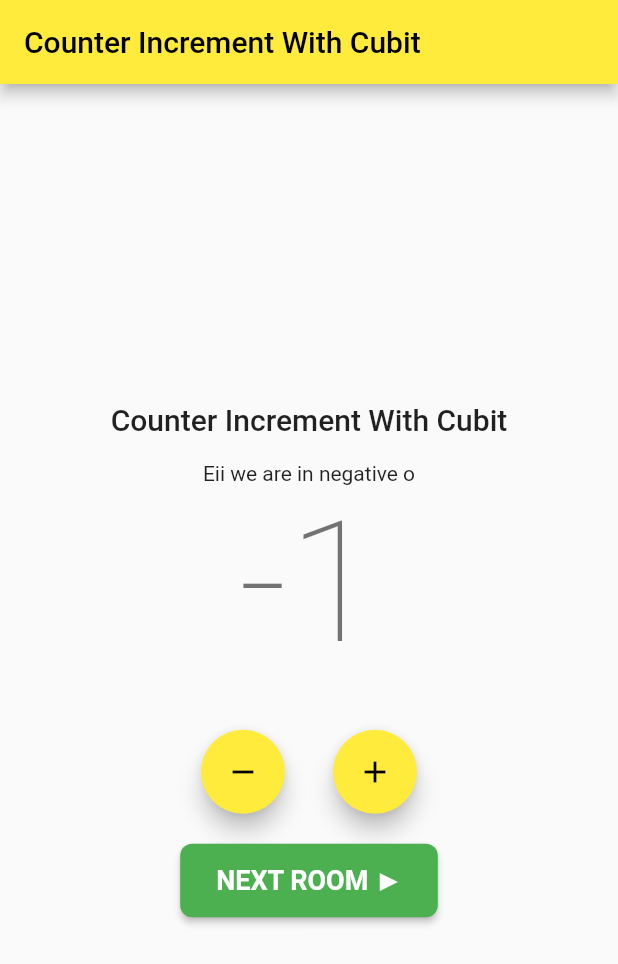
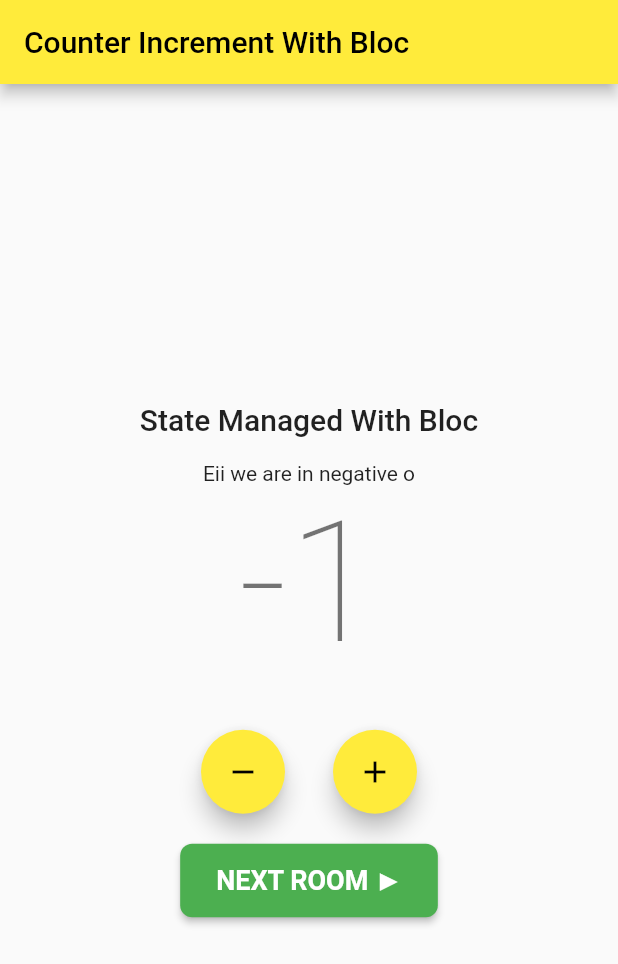
Before and after one commit to Bostigger/babing_blocubit, a Flutter app: the screen it shows after launch, after a tap on the "remove" icon, on a phone screen of 412 x 824 dp. Shown: the top 964 px of the screen. Run offline on Flutter 3.47's test engine with Material 2 defaults, Android fonts, the phone set to English and light mode, and no system bars; our stand-ins replace bloc, equatable, flutter_bloc, hydrated_bloc.

Commit message:
bloc mixed with cubit

```diff
--- /dev/null
+++ b/lib/logic/bloc/counter.event.dart
@@ -0,0 +1,13 @@
+
+
+import 'package:equatable/equatable.dart';
+
+abstract class CounterEvent extends Equatable{
+   const CounterEvent();
+
+   @override
+   List<Object> get props => [];
+}
+
+class IncrementCounterEvent extends CounterEvent{}
+class DecrementCounterEvent extends CounterEvent{}
--- /dev/null
+++ b/lib/logic/bloc/counter_bloc.dart
@@ -0,0 +1,28 @@
+import 'package:babing_cubit/logic/bloc/counter.event.dart';
+import 'package:babing_cubit/logic/bloc/counter_state.dart';
+import 'package:flutter_bloc/flutter_bloc.dart';
+import 'package:hydrated_bloc/hydrated_bloc.dart';
+
+class CounterBloc extends HydratedBloc<CounterEvent, CounterBlocState> {
+  CounterBloc() : super(CounterBlocState.initial()) {
+    on<IncrementCounterEvent>((event, emit) {
+      emit(state.copyWith(counter: state.counter + 1,wasIncremented: true));
+     });
+    on<DecrementCounterEvent>((event, emit) {
+      emit(state.copyWith(counter: state.counter - 1,wasIncremented: false));
+
+    });
+  }
+
+  @override
+  CounterBlocState? fromJson(Map<String, dynamic> json) {
+    return CounterBlocState.fromMap(json);
+
+  }
+
+  @override
+  Map<String, dynamic>? toJson(CounterBlocState state) {
+    return state.toMap();
+
+  }
+}
--- /dev/null
+++ b/lib/logic/bloc/counter_state.dart
@@ -0,0 +1,45 @@
+import 'package:equatable/equatable.dart';
+
+import 'dart:convert';
+
+class CounterBlocState extends Equatable {
+  final int counter;
+  final bool wasIncremented;
+
+  const CounterBlocState({required this.wasIncremented,required this.counter});
+
+  factory CounterBlocState.initial() {
+    return  CounterBlocState(wasIncremented: false, counter: 0);
+  }
+
+  Map<String, dynamic> toMap() {
+    return {
+      'counter': counter,
+      'wasIncremented': wasIncremented,
+    };
+  }
+
+  factory CounterBlocState.fromMap(Map<String, dynamic> map) {
+    return CounterBlocState(
+      counter: map['counter'], wasIncremented:  map['wasIncremented'],
+    );
+  }
+
+  String toJson() => json.encode(toMap());
+
+  factory CounterBlocState.fromJson(String source) =>
+      CounterBlocState.fromMap(json.decode(source));
+
+  CounterBlocState copyWith({
+    int? counter,
+    bool? wasIncremented,
+  }) {
+    return CounterBlocState(
+      counter: counter ?? this.counter,
+      wasIncremented: wasIncremented ?? this.wasIncremented,
+    );
+  }
+
+  @override
+  List<Object?> get props => [counter,wasIncremented];
+}
--- a/lib/presentation/routes/app_router.dart
+++ b/lib/presentation/routes/app_router.dart
@@ -1,3 +1,4 @@
+import 'package:babing_cubit/logic/bloc/counter_bloc.dart';
 import 'package:babing_cubit/logic/cubit/bloc_cubit.dart';
 import 'package:babing_cubit/presentation/screens/counter_screen.dart';
 import 'package:babing_cubit/presentation/screens/next_screen.dart';
@@ -7,30 +8,33 @@ import 'package:flutter/material.dart';
 import 'package:flutter_bloc/flutter_bloc.dart';
 
 class AppRouter {
-  final CounterCubit _counterCubit = CounterCubit();
+  final CounterBloc _counterBloc = CounterBloc();
 
   Route onGenerateRoute(RouteSettings routeSettings) {
     switch (routeSettings.name) {
       case '/':
         return MaterialPageRoute(
             builder: (context) => BlocProvider.value(
-                value: _counterCubit, child: CounterScreen()));
+                value: _counterBloc, child: CounterScreen()));
         break;
       case '/second':
         return MaterialPageRoute(
             builder: (context) =>
-                BlocProvider.value(value: _counterCubit, child: NextScreen()));
-        break;
+                BlocProvider ( create: (BuildContext context) {
+                  return CounterCubit();
+                },child: NextScreen(),));
+
       case '/third':
         return MaterialPageRoute(
             builder: (context) =>
-                BlocProvider.value(value: _counterCubit, child: ThirdScreen()));
-        break;
+                BlocProvider ( create: (BuildContext context) {
+                  return CounterCubit();
+                },child: ThirdScreen(),));
       default:
         return MaterialPageRoute(builder: (context) => CounterScreen());
     }
   }
   void dispose(){
-    _counterCubit.close();
+    _counterBloc.close();
   }
 }
--- a/lib/presentation/screens/counter_screen.dart
+++ b/lib/presentation/screens/counter_screen.dart
@@ -1,4 +1,7 @@
 
+import 'package:babing_cubit/logic/bloc/counter.event.dart';
+import 'package:babing_cubit/logic/bloc/counter_bloc.dart';
+import 'package:babing_cubit/logic/bloc/counter_state.dart';
 import 'package:flutter/material.dart';
 import 'package:flutter_bloc/flutter_bloc.dart';
 
@@ -13,7 +16,7 @@ class CounterScreen extends StatelessWidget {
   Widget build(BuildContext context) {
     return Scaffold(
       appBar: AppBar(
-        title: const Text("Counter Increment With Cubit"),
+        title: const Text("Counter Increment With Bloc"),
       ),
       body: Center(
         child: Column(
@@ -21,18 +24,18 @@ class CounterScreen extends StatelessWidget {
           crossAxisAlignment: CrossAxisAlignment.center,
           children: [
             Text(
-              "Counter Increment With Cubit",
+              "State Managed With Bloc",
               style: Theme.of(context).textTheme.headline6,
             ),
             const SizedBox(height: 16),
-            BlocConsumer<CounterCubit, CounterState>(
+            BlocConsumer<CounterBloc, CounterBlocState>(
                 builder: (BuildContext context, state) {
-              if (state.initialValue < 0) {
+              if (state.counter < 0) {
                 return Column(
                   children: [
                     const Text("Eii we are in negative o"),
                     Text(
-                      state.initialValue.toString(),
+                     context.watch<CounterBloc>().state.counter.toString(),
                       style: Theme.of(context).textTheme.headline1,
                     ),
                   ],
@@ -42,7 +45,7 @@ class CounterScreen extends StatelessWidget {
                   children: [
                     const Text("We are good!"),
                     Text(
-                      state.initialValue.toString(),
+                      state.counter.toString(),
                       style: Theme.of(context).textTheme.headline1,
                     ),
                   ],
@@ -70,15 +73,17 @@ class CounterScreen extends StatelessWidget {
               mainAxisAlignment: MainAxisAlignment.center,
               children: [
                 FloatingActionButton(
+                  heroTag: 'decrement',
                   onPressed: () {
-                    BlocProvider.of<CounterCubit>(context).decrementCounter();
+                    context.read<CounterBloc>().add(DecrementCounterEvent());
                   },
                   child: const Icon(Icons.remove),
                 ),
                 const SizedBox(width: 32),
                 FloatingActionButton(
+                  heroTag: 'increment',
                   onPressed: () {
-                    BlocProvider.of<CounterCubit>(context).incrementCounter();
+                   context.read<CounterBloc>().add(IncrementCounterEvent());
                   },
                   child: const Icon(Icons.add),
                 ),
--- a/lib/presentation/screens/next_screen.dart
+++ b/lib/presentation/screens/next_screen.dart
@@ -21,7 +21,7 @@ class NextScreen extends StatelessWidget {
           crossAxisAlignment: CrossAxisAlignment.center,
           children: [
             Text(
-              "Second Room Here",
+              "State Managed with Cubit",
               style: Theme.of(context).textTheme.headline6,
             ),
             const SizedBox(height: 16),
@@ -70,6 +70,7 @@ class NextScreen extends StatelessWidget {
               mainAxisAlignment: MainAxisAlignment.center,
               children: [
                 FloatingActionButton(
+                  heroTag: 'increment',
                   backgroundColor: Colors.lightGreen,
                   onPressed: () {
                     BlocProvider.of<CounterCubit>(context).decrementCounter();
@@ -78,6 +79,7 @@ class NextScreen extends StatelessWidget {
                 ),
                 const SizedBox(width: 32),
                 FloatingActionButton(
+                  heroTag: 'decrement',
                   backgroundColor: Colors.lightGreen,
                   onPressed: () {
                     BlocProvider.of<CounterCubit>(context).incrementCounter();
--- a/lib/presentation/screens/third_screen.dart
+++ b/lib/presentation/screens/third_screen.dart
@@ -21,7 +21,7 @@ class ThirdScreen extends StatelessWidget {
           crossAxisAlignment: CrossAxisAlignment.center,
           children: [
             Text(
-              "Last Room Here",
+              "State Managed With Cubit",
               style: Theme.of(context).textTheme.headline6,
             ),
             const SizedBox(height: 16),
@@ -70,6 +70,7 @@ class ThirdScreen extends StatelessWidget {
               mainAxisAlignment: MainAxisAlignment.center,
               children: [
                 FloatingActionButton(
+                  heroTag: 'increment',
                   backgroundColor: Colors.cyan,
                   onPressed: () {
                     BlocProvider.of<CounterCubit>(context).decrementCounter();
@@ -78,6 +79,7 @@ class ThirdScreen extends StatelessWidget {
                 ),
                 const SizedBox(width: 32),
                 FloatingActionButton(
+                  heroTag: 'decrement',
                   backgroundColor: Colors.cyan,
                   onPressed: () {
                     BlocProvider.of<CounterCubit>(context).incrementCounter();
```
